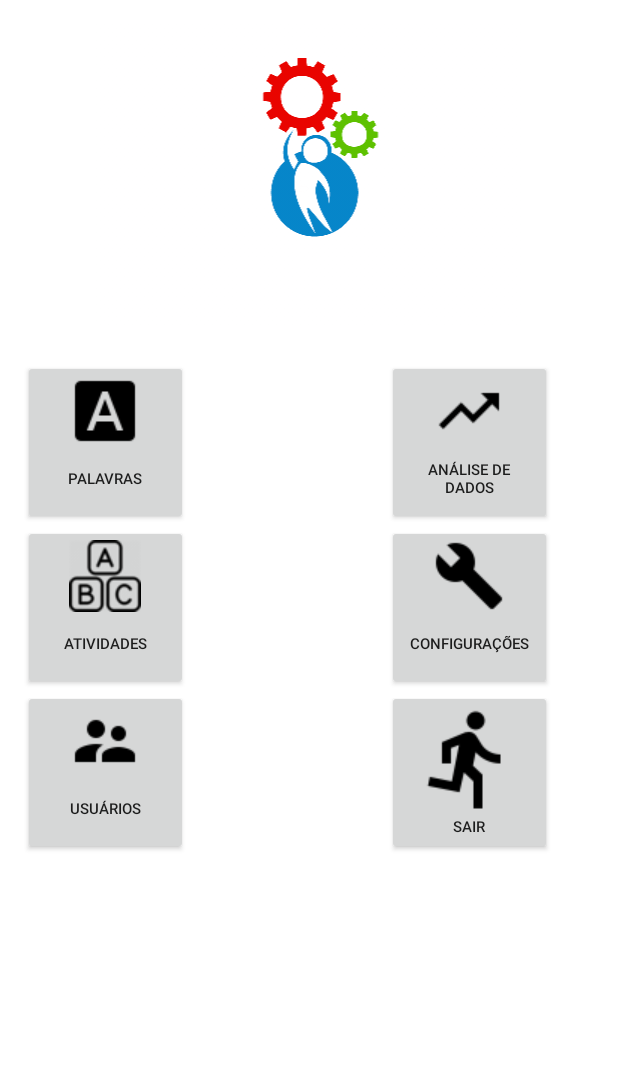
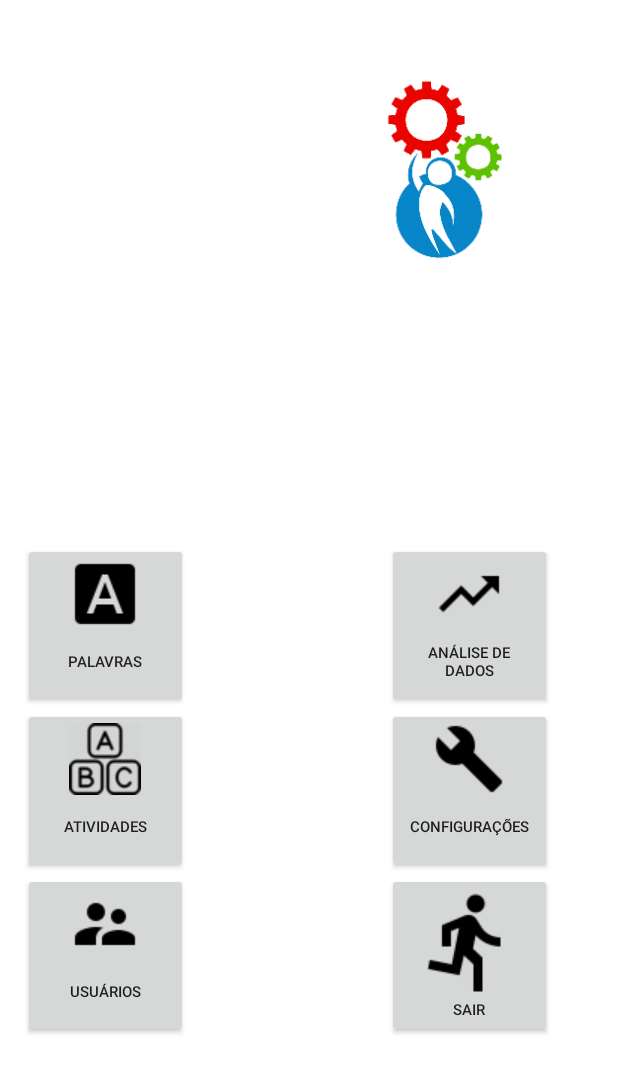
Before and after one commit to samuelzvir/E-MobileActivities, an Android app: the MenuActivity screen opened directly, with no data from a screen before it, on a phone screen of 412 x 824 dp. Shown: the top 1073 px of the screen. Run offline under Robolectric (Android 15) with nearby library versions, the phone set to English and light mode, and no system bars; libraries missing offline, so code that uses them is left out: org.litepal.annotation, org.litepal.crud; 2 statements that could not run were skipped.

Commit message:
change the layout of the main menu

```diff
--- a/app/src/main/res/layout/activity_menu.xml
+++ b/app/src/main/res/layout/activity_menu.xml
@@ -28,6 +28,18 @@
     tools:context="br.com.ema.activities.MenuActivity"
     android:weightSum="1">
 
+    <LinearLayout
+        android:orientation="horizontal"
+        android:layout_width="546dp"
+        android:layout_height="wrap_content"
+        android:background="@color/white"
+        android:paddingBottom="@dimen/activity_vertical_margin"
+        android:paddingLeft="@dimen/activity_horizontal_margin"
+        android:paddingRight="@dimen/activity_horizontal_margin"
+        android:paddingTop="@dimen/activity_vertical_margin"
+        android:layout_gravity="top"
+        android:weightSum="1"
+        android:layout_weight="0.2">
         <ImageView
             android:id="@+id/imageView"
             android:layout_width="match_parent"
@@ -35,7 +47,9 @@
             android:src="@mipmap/logo3"
             android:layout_alignParentTop="true"
             android:layout_alignParentLeft="true"
-        android:layout_alignParentStart="true" />
+            android:layout_alignParentStart="true"
+            android:layout_gravity="center_horizontal" />
+        </LinearLayout>
 
     <LinearLayout
         android:orientation="horizontal"
@@ -56,7 +70,7 @@
             android:layout_height="541dp"
             android:layout_weight="0.40"
             android:layout_gravity="center_vertical"
-            android:gravity="center_horizontal">
+            android:gravity="center_vertical|center_horizontal">
 
             <Button
                 android:id="@+id/messages"
@@ -96,7 +110,7 @@
             android:layout_height="541dp"
             android:layout_gravity="center_vertical"
             android:layout_weight="0.40"
-            android:gravity="center_horizontal">
+            android:gravity="center_vertical|center_horizontal">
 
             <Button
                 android:layout_width="110dp"
```
Lines whose indentation alone changed are shown as unchanged.
